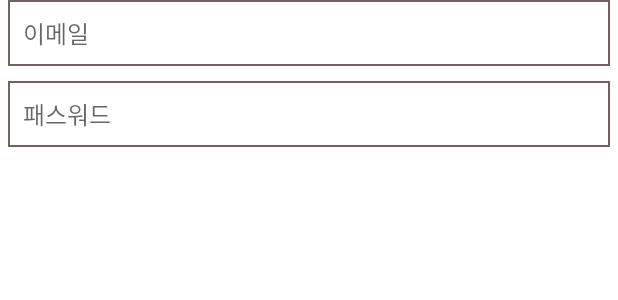
After one commit to Team-SU-SeowonUniversity/BTM-xml-version, an Android app: the layout fragment_manager.xml on its own in the app's theme, with its tools: preview values and no code run, on a phone screen of 412 x 824 dp. The commit adds this screen. Shown: the top 300 px of the screen. Run offline under Robolectric (Android 15) with nearby library versions, the phone set to English and light mode, and no system bars.

Commit message:
LoginActivity UI 제작

```diff
--- a/app/src/main/java/team/su/btmxmlversion/config/BaseActivity.kt
+++ b/app/src/main/java/team/su/btmxmlversion/config/BaseActivity.kt
@@ -36,5 +36,4 @@ abstract class BaseActivity<B : ViewBinding>(private val inflate: (LayoutInflate
         Toast.makeText(this, message, Toast.LENGTH_SHORT).show()
     }
 
-
 }
--- /dev/null
+++ b/app/src/main/res/drawable/login_box.xml
@@ -0,0 +1,5 @@
+<?xml version="1.0" encoding="utf-8"?>
+<shape xmlns:android="http://schemas.android.com/apk/res/android"
+    android:shape="rectangle">
+    <stroke android:color="#756060" android:width="1dp"/>
+</shape>
--- /dev/null
+++ b/app/src/main/res/layout/fragment_manager.xml
@@ -0,0 +1,39 @@
+<?xml version="1.0" encoding="utf-8"?>
+<androidx.constraintlayout.widget.ConstraintLayout xmlns:android="http://schemas.android.com/apk/res/android"
+    xmlns:app="http://schemas.android.com/apk/res-auto"
+    xmlns:tools="http://schemas.android.com/tools"
+    android:layout_width="match_parent"
+    android:layout_height="wrap_content">
+
+    <EditText
+        android:id="@+id/email_input"
+        android:layout_width="match_parent"
+        android:layout_height="wrap_content"
+        android:layout_marginHorizontal="5dp"
+        android:background="@drawable/login_box"
+        android:hint="@string/email_text"
+        android:inputType="textEmailAddress"
+        android:paddingVertical="10dp"
+        android:paddingStart="10dp"
+        android:textColor="@color/black"
+        android:textSize="16sp"
+        app:layout_constraintTop_toTopOf="parent"
+        tools:ignore="RtlSymmetry" />
+
+    <EditText
+        android:id="@+id/password_input"
+        android:layout_width="match_parent"
+        android:layout_height="wrap_content"
+        android:layout_marginHorizontal="5dp"
+        android:layout_marginTop="10dp"
+        android:background="@drawable/login_box"
+        android:hint="@string/password_text"
+        android:inputType="textPassword"
+        android:paddingVertical="10dp"
+        android:paddingStart="10dp"
+        android:textColor="@color/black"
+        android:textSize="16sp"
+        app:layout_constraintTop_toBottomOf="@id/email_input"
+        tools:ignore="RtlSymmetry,TextFields" />
+
+</androidx.constraintlayout.widget.ConstraintLayout>
--- a/app/src/main/res/values/strings.xml
+++ b/app/src/main/res/values/strings.xml
@@ -1,3 +1,10 @@
 <resources>
     <string name="app_name">BTM Xml Version</string>
+    <!-- LoginActivity -->
+    <string name="login_text">로그인</string>
+    <string name="signup_text">회원가입</string>
+    <string name="phone_number_text">전화번호</string>
+    <string name="email_text">이메일</string>
+    <string name="password_text">패스워드</string>
+    <string name="login_logo">뇌훈아</string>
 </resources>
```
Also changed, not shown: app/src/main/java/team/su/btmxmlversion/config/BaseFragment.kt (added, +51 -0 lines), app/src/main/java/team/su/btmxmlversion/login/LoginActivity.kt (+26 -0 lines), app/src/main/java/team/su/btmxmlversion/login/adapter/LoginVpAdapter.kt (added, +22 -0 lines), app/src/main/java/team/su/btmxmlversion/login/infirm/InfirmFragment.kt (added, +26 -0 lines), app/src/main/java/team/su/btmxmlversion/login/manager/ManagerFragment.kt (added, +17 -0 lines), app/src/main/res/layout/activity_login.xml (+72 -0 lines), app/src/main/res/layout/fragment_infirm.xml (added, +23 -0 lines).
